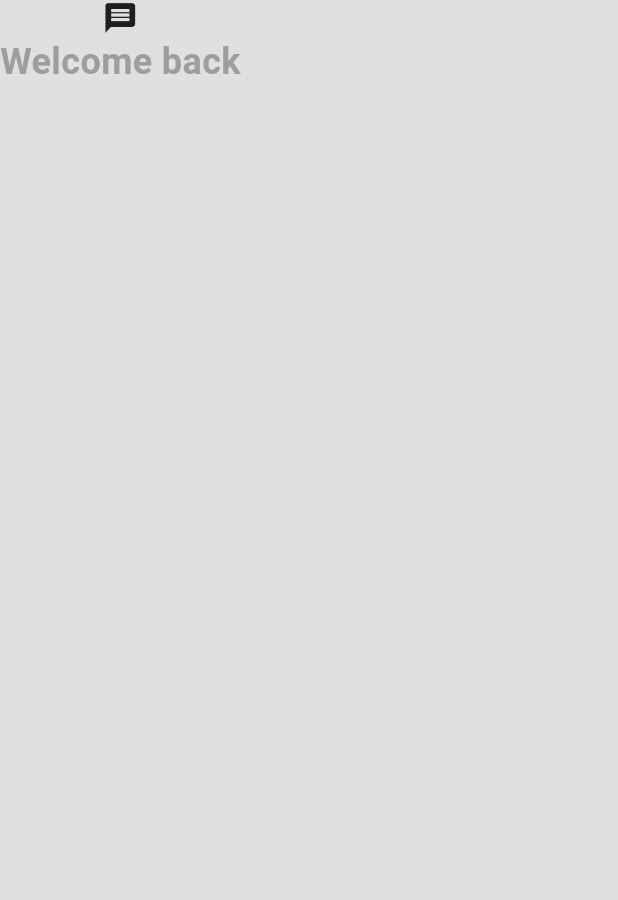
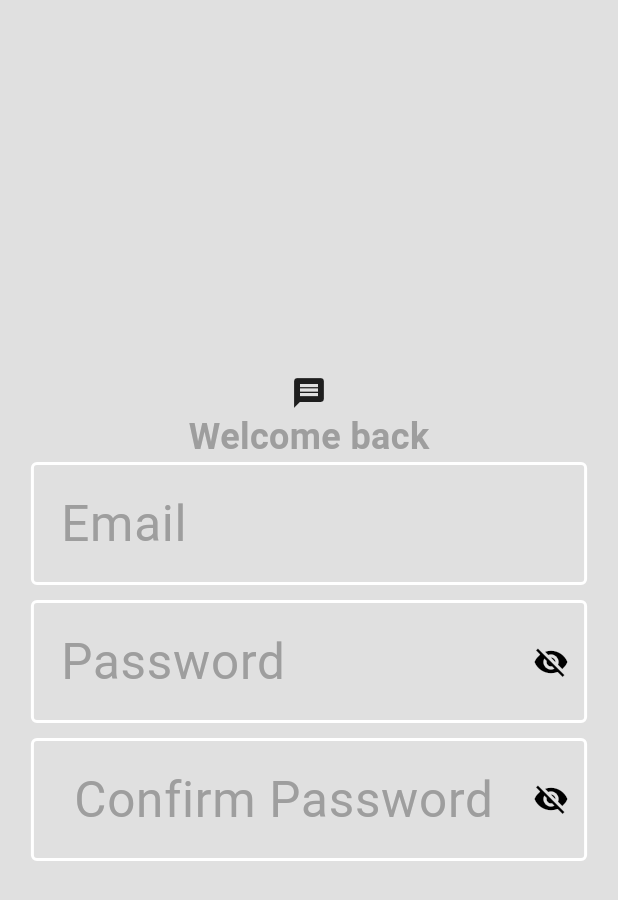
Before and after one commit to Nutan-Kum12/chat_app, a Flutter app: the screen it shows after launch, on a phone screen of 412 x 824 dp. Shown: the top 900 px of the screen. Run offline on Flutter 3.47's test engine with Material 3 defaults, Android fonts, the phone set to English and light mode, and no system bars.

Commit message:
Add TextField

```diff
--- a/lib/components/my_textfield.dart
+++ b/lib/components/my_textfield.dart
@@ -1,15 +1,44 @@
 import 'package:flutter/material.dart';
 
-class MyTextfield extends StatelessWidget {
-  const MyTextfield({super.key});
+class MyTextfield extends StatefulWidget {
+  final String hintText;
+  final bool isPassword;
+
+  const MyTextfield({
+    super.key,
+    this.hintText = '',
+    this.isPassword = false,
+  });
+
+  @override
+  State<MyTextfield> createState() => _MyTextfieldState();
+}
+
+class _MyTextfieldState extends State<MyTextfield> {
+  bool _obscureText = true;
 
   @override
   Widget build(BuildContext context) {
-    return TextField(
+    double screenWidth = MediaQuery.of(context).size.width;
+    double screenHeight = MediaQuery.of(context).size.height;
+    return Center(
+      child: SizedBox(
+        width: screenWidth*0.9, // 90% of screen width
+        child: TextField(
+          obscureText: widget.isPassword ? _obscureText : false,
           decoration: InputDecoration(
+            hintText: widget.hintText,
+            hintStyle: TextStyle(
+              color: Theme.of(context).colorScheme.primary.withValues(),
+              fontSize:screenHeight * 0.04,
+            ),
+            contentPadding: EdgeInsets.symmetric(
+              vertical: screenHeight * 0.02,
+              horizontal:16,
+            ),
             enabledBorder: OutlineInputBorder(
               borderSide: BorderSide(
-            color: Theme.of(context).colorScheme.primary,
+                color: Theme.of(context).colorScheme.tertiary,
                 width: 2.0,
               ),
             ),
@@ -19,6 +48,20 @@ class MyTextfield extends StatelessWidget {
                 width: 2.0,
               ),
             ),
+            suffixIcon: widget.isPassword
+                ? IconButton(
+                    icon: Icon(
+                      _obscureText ? Icons.visibility_off : Icons.visibility,
+                    ),
+                    onPressed: () {
+                      setState(() {
+                        _obscureText = !_obscureText;
+                      });
+                    },
+                  )
+                : null,
+          ),
+        ),
       ),
     );
   }
--- a/lib/main.dart
+++ b/lib/main.dart
@@ -11,6 +11,7 @@ class MyApp extends StatelessWidget {
   @override
   Widget build(BuildContext context) {
     return MaterialApp(
+      debugShowCheckedModeBanner: false,
       title: 'Flutter Demo',
       theme: lightMode,
       home: LoginPage(),
--- a/lib/pages/login_page.dart
+++ b/lib/pages/login_page.dart
@@ -1,4 +1,5 @@
 import 'package:flutter/material.dart';
+import 'package:provider_tutorial/components/my_textfield.dart';
 
 class LoginPage extends StatefulWidget {
   const LoginPage({super.key});
@@ -12,9 +13,15 @@ class _LoginPageState extends State<LoginPage> {
   Widget build(BuildContext context) {
     return Scaffold(
       backgroundColor: Theme.of(context).colorScheme.surface,
-      body: Column(children: [
+      body: Padding(
+        padding: const EdgeInsets.all(16.0),
+        child: Column(
+          mainAxisAlignment: MainAxisAlignment.center,
+          crossAxisAlignment: CrossAxisAlignment.center,
+          children: [
           //logo
           Icon(Icons.message),
+             //welcome back
           Text(
             'Welcome back',
             style: TextStyle(
@@ -23,13 +30,26 @@ class _LoginPageState extends State<LoginPage> {
               color: Theme.of(context).colorScheme.primary,
             ),
           ),
+          MyTextfield(
+          hintText: 'Email',
 
-        //welcome back
+          ),
+          SizedBox(height: 10),
+          MyTextfield(
+          hintText: 'Password',
+          isPassword: true,
+          ),
+          SizedBox(height: 10),
+          MyTextfield(
+          hintText: ' Confirm Password',
+          isPassword: true,
+          ),
           // email text field
           // password text field
           // login button
           // register button
         ],),
+      ),
 
     );
   }
--- a/pubspec.yaml
+++ b/pubspec.yaml
@@ -30,7 +30,6 @@ environment:
 dependencies:
   flutter:
     sdk: flutter
-    provider: ^6.1.5
 
   # The following adds the Cupertino Icons font to your application.
   # Use with the CupertinoIcons class for iOS style icons.
```
Also changed, not shown: pubspec.lock, 125 other files. Lines whose indentation alone changed are shown as unchanged.
